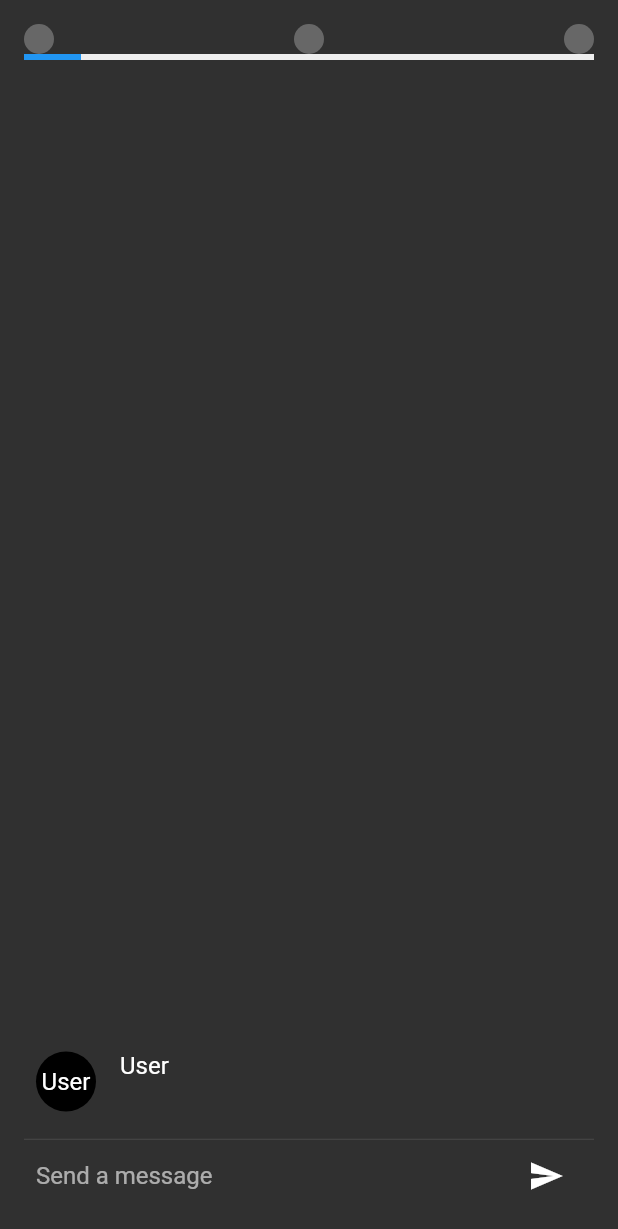
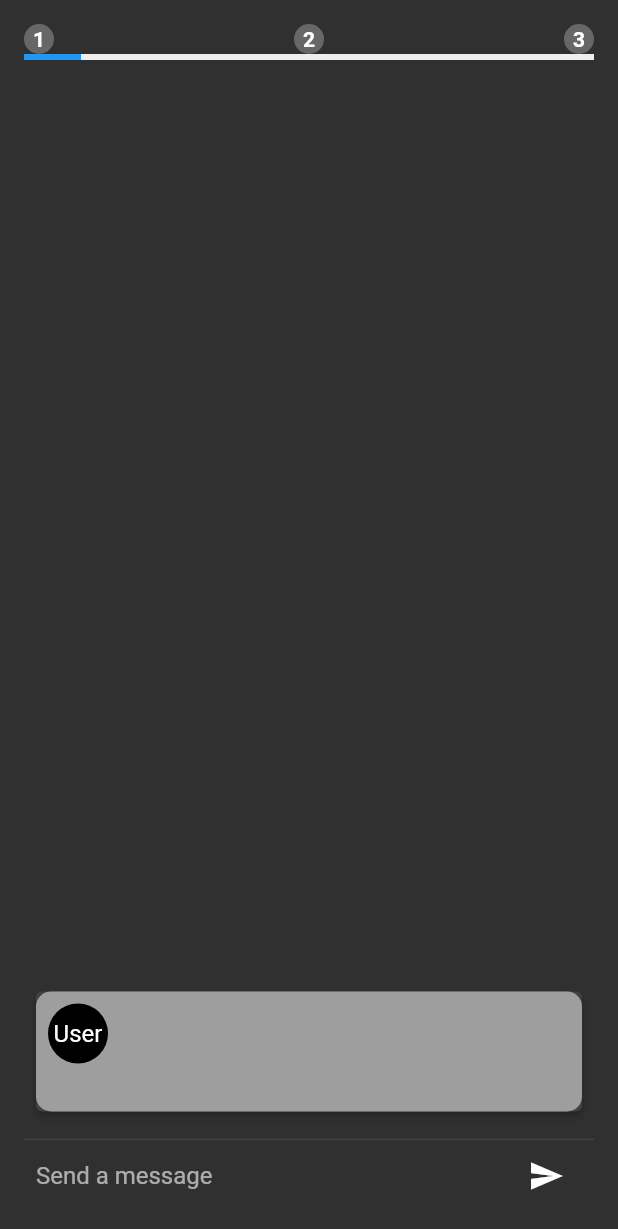
Before and after one commit to IshanG97/bump, a Flutter app: the ChatScreen screen opened by its route, after a tap on the "send" icon, on a phone screen of 412 x 824 dp. Shown: the top 1229 px of the screen. Run offline on Flutter 3.47's test engine with Material 2 defaults, Android fonts, the phone set to English and light mode, and no system bars; our stand-ins replace cloud_firestore, equatable, firebase_auth, firebase_core, firebase_database, firebase_storage and 6 more; accounts and stored records are empty.

Commit message:
feat: enhance chat message UI with card design and progress indicators
- Add card wrapper with shadow elevation for chat messages
- Implement numbered progress checkpoints with visual feedback
- Improve message container styling with rounded corners
- Fix code formatting and indentation consistency

```diff
--- a/my_app/lib/screens/chat.dart
+++ b/my_app/lib/screens/chat.dart
@@ -52,15 +52,24 @@ class _ChatScreenState extends State<ChatScreen> {
     return Row(
       mainAxisAlignment: MainAxisAlignment.spaceBetween,
       children: [
-        for (double checkpoint in _checkpoints)
+        for (int i = 0; i < _checkpoints.length; i++)
           Container(
             width: 20,
             height: 20,
             decoration: BoxDecoration(
               shape: BoxShape.circle,
-              color: _progressValue >= checkpoint
+              color: _progressValue >= _checkpoints[i]
                   ? Colors.blue
                   : Colors.grey.withOpacity(0.5),
+            ),
+            child: Center(
+              child: Text(
+                (i + 1).toString(),
+                style: TextStyle(
+                  color: Colors.white,
+                  fontWeight: FontWeight.bold,
+                ),
+              ),
             ),
           ),
       ],
@@ -103,20 +112,29 @@ class _ChatScreenState extends State<ChatScreen> {
   }
 
   Widget _buildMessage(String message) {
-    return Container(
+    return Card( // Wrap the message in a Card widget
+      elevation: 2.0,
       margin: const EdgeInsets.symmetric(vertical: 10.0),
+      child: Container(
+        width: 80,
+        height: 80,
+        decoration: BoxDecoration(
+          borderRadius: BorderRadius.circular(10.0),
+          color: Colors.grey,
+        ),
+        child: Padding(
+          padding: const EdgeInsets.all(8.0),
           child: Row(
             crossAxisAlignment: CrossAxisAlignment.start,
             children: [
               Container(
-            margin: const EdgeInsets.only(right: 16.0),
+                margin: const EdgeInsets.only(right: 8.0),
                 child: const CircleAvatar(child: Text('User')),
               ),
               Expanded(
                 child: Column(
                   crossAxisAlignment: CrossAxisAlignment.start,
                   children: [
-                Text('User', style: Theme.of(context).textTheme.titleMedium),
                     Container(
                       margin: const EdgeInsets.only(top: 5.0),
                       child: Text(message),
@@ -126,6 +144,8 @@ class _ChatScreenState extends State<ChatScreen> {
               ),
             ],
           ),
+        ),
+      ),
     );
   }
 }
--- a/my_app/lib/screens/login.dart
+++ b/my_app/lib/screens/login.dart
@@ -167,7 +167,7 @@ class _LoginScreenState extends State<LoginScreen> {
                   child: ElevatedButton(
                     onPressed: _signInWithGoogle,
                     style: ElevatedButton.styleFrom(),
-                    child: const Row(
+                    child: Row(
                       mainAxisAlignment: MainAxisAlignment.center,
                       children: [
                         Text(
--- a/my_app/lib/tests/firestore_test.dart
+++ b/my_app/lib/tests/firestore_test.dart
@@ -25,6 +25,8 @@ class _FirestoreTestState extends State<FirestoreTest> {
   bool isConnected = false;
   String connectionStatus = 'Waiting to connect...';
 
+  List<String> users = [];
+
   Future<void> addUserToFirestore() async {
     FirebaseFirestore db = FirebaseFirestore.instance;
     // Create a new user with a first and last name
@@ -40,6 +42,18 @@ class _FirestoreTestState extends State<FirestoreTest> {
     setState(() {
       isConnected = true;
       connectionStatus = 'Connected to Firestore!';
+    });
+  }
+
+  Future<void> readUsersFromFirestore() async {
+    FirebaseFirestore db = FirebaseFirestore.instance;
+    // Create a new user with a first and last name
+    await db.collection("users").get().then((event) {
+      users.clear();
+      for (var doc in event.docs) {
+        users.add("${doc.id} => ${doc.data()}");
+      }
+      setState(() {});
     });
   }
 
@@ -65,6 +79,20 @@ class _FirestoreTestState extends State<FirestoreTest> {
               },
               child: const Text('Add User'),
             ),
+            ElevatedButton(
+              onPressed: () {
+                readUsersFromFirestore();
+              },
+              child: const Text('List Users'),
+            ),
+            Expanded(
+              child: ListView.builder(
+                itemCount: users.length,
+                itemBuilder: (context, index) {
+                  return Text(users[index]);
+                },
+              ),
+            ),
           ],
         ),
       ),
--- a/my_app/lib/tests/rtdb_test.dart
+++ b/my_app/lib/tests/rtdb_test.dart
@@ -33,8 +33,8 @@ class _RealTimeDatabaseTestState extends State<RealTimeDatabaseTest> {
     // Create a new user with a first and last name
     final user = {"first": "Ada", "last": "Lovelace", "born": 1815};
 
-    // Add the new user to the database
-    await dbRef.child(user['first'] + user['last']).set(user);
+    // Add the new user to the database - NOTE: INCOMPLETE
+    //await dbRef.child(user['first'].concat(user['last'])).set(user);
 
     setState(() {
       isConnected = true;
```
Also changed, not shown: my_app/pubspec.lock, 1 other file. Lines whose indentation alone changed are shown as unchanged.
